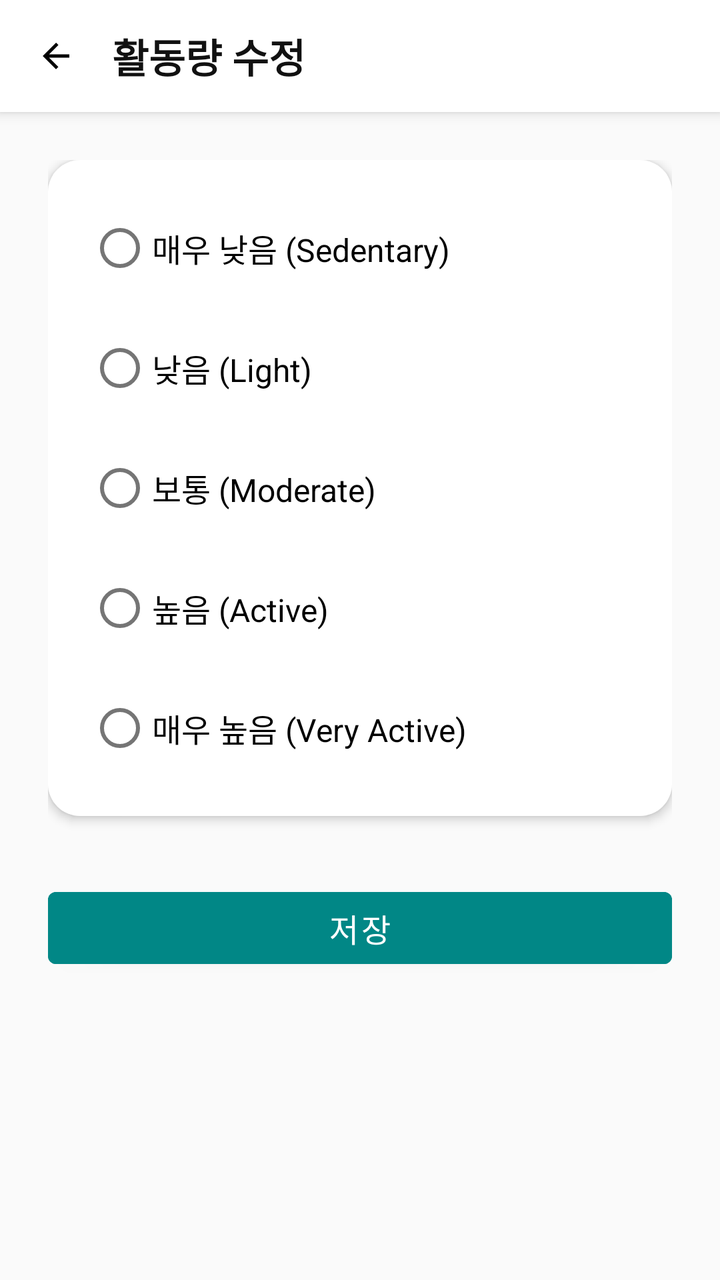
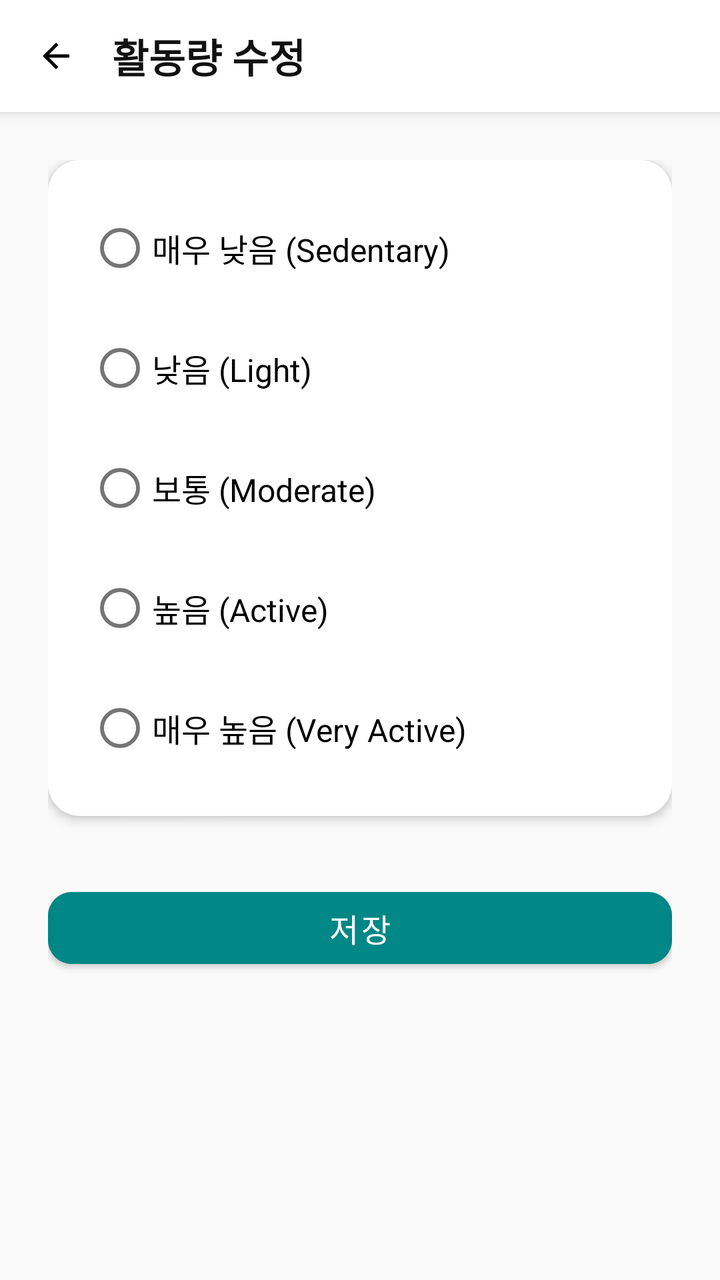

Two renders of the same Android screen: before a commit and after it. Below are the layout's source before the change and the commit's diff.
<!-- AndroidManifest.xml: application theme Theme.GJGN -->
<!-- res/layout/activity_edit_activity_level.xml -->
<?xml version="1.0" encoding="utf-8"?>
<LinearLayout xmlns:android="http://schemas.android.com/apk/res/android"
    android:layout_width="match_parent"
    android:layout_height="match_parent"
    android:orientation="vertical"
    android:background="#FAFAFA">

    
    <LinearLayout
        android:layout_width="match_parent"
        android:layout_height="56dp"
        android:orientation="horizontal"
        android:gravity="center_vertical"
        android:paddingStart="12dp"
        android:paddingEnd="12dp"
        android:background="@android:color/white"
        android:elevation="4dp">

        
        <ImageView
            android:id="@+id/btnBack"
            android:layout_width="32dp"
            android:layout_height="32dp"
            android:padding="6dp"
            android:src="@drawable/ic_arrow_back"
            android:background="?attr/selectableItemBackgroundBorderless" />

        
        <TextView
            android:id="@+id/tvTitle"
            android:layout_width="wrap_content"
            android:layout_height="wrap_content"
            android:text="활동량 수정"
            android:textSize="20sp"
            android:textColor="#111111"
            android:textStyle="bold"
            android:layout_marginStart="12dp" />

    </LinearLayout>


    
    <ScrollView
        android:layout_width="match_parent"
        android:layout_height="match_parent">

        <LinearLayout
            android:orientation="vertical"
            android:padding="24dp"
            android:layout_width="match_parent"
            android:layout_height="wrap_content">

            
            <LinearLayout
                android:layout_width="match_parent"
                android:layout_height="wrap_content"
                android:padding="20dp"
                android:background="@drawable/bg_card"
                android:elevation="3dp"
                android:orientation="vertical">

                <RadioGroup
                    android:id="@+id/radioGroupActivity"
                    android:layout_width="match_parent"
                    android:layout_height="wrap_content">

                    <RadioButton
                        android:id="@+id/rbVeryLow"
                        android:text="매우 낮음 (Sedentary)"
                        android:textSize="16sp"
                        android:layout_marginBottom="12dp"
                        android:layout_width="match_parent"
                        android:layout_height="wrap_content" />

                    <RadioButton
                        android:id="@+id/rbLow"
                        android:text="낮음 (Light)"
                        android:textSize="16sp"
                        android:layout_marginBottom="12dp"
                        android:layout_width="match_parent"
                        android:layout_height="wrap_content" />

                    <RadioButton
                        android:id="@+id/rbMedium"
                        android:text="보통 (Moderate)"
                        android:textSize="16sp"
                        android:layout_marginBottom="12dp"
                        android:layout_width="match_parent"
                        android:layout_height="wrap_content" />

                    <RadioButton
                        android:id="@+id/rbHigh"
                        android:text="높음 (Active)"
                        android:textSize="16sp"
                        android:layout_marginBottom="12dp"
                        android:layout_width="match_parent"
                        android:layout_height="wrap_content" />

                    <RadioButton
                        android:id="@+id/rbVeryHigh"
                        android:text="매우 높음 (Very Active)"
                        android:textSize="16sp"
                        android:layout_width="match_parent"
                        android:layout_height="wrap_content" />
                </RadioGroup>

            </LinearLayout>

            
            <com.google.android.material.button.MaterialButton
                android:id="@+id/btnSave"
                android:text="저장"
                android:backgroundTint="@color/teal_700"
                android:textColor="@android:color/white"
                android:layout_marginTop="32dp"
                android:layout_width="match_parent"
                android:layout_height="48dp"
                android:textSize="16sp"
                android:cornerRadius="12dp" />

        </LinearLayout>
    </ScrollView>

</LinearLayout>
<!-- resources referenced by this layout -->
<resources>
  <color name="teal_700">#FF018786</color>
  <!-- drawable bg_card (drawable) -->
  <shape xmlns:android="http://schemas.android.com/apk/res/android">
      <solid android:color="@android:color/white"/>
      <corners android:radius="16dp"/>
  </shape>
  <!-- drawable ic_arrow_back (drawable) -->
  <vector xmlns:android="http://schemas.android.com/apk/res/android"
      android:width="24dp"
      android:height="24dp"
      android:viewportWidth="24"
      android:viewportHeight="24">
  
      <path
          android:fillColor="#000000"
          android:pathData="M20,11H7.83l5.59,-5.59L12,4l-8,8 8,8 1.41,-1.41L7.83,13H20v-2z"/>
  </vector>
  <style name="Theme.GJGN" parent="Theme.MaterialComponents.DayNight.NoActionBar">
          
          <item name="colorPrimary">@color/purple_700</item>
          <item name="colorPrimaryVariant">@color/purple_700</item>
          <item name="colorOnPrimary">@android:color/white</item>
          <item name="colorSecondary">@color/teal_700</item>
          <item name="android:windowMinWidthMajor">320dp</item>
          <item name="android:windowMinWidthMinor">320dp</item>
      </style>
  <color name="purple_700">#FF3700B3</color>
</resources>

<!-- the commit's change to res/layout/activity_edit_activity_level.xml (unified diff, before → after) -->
@@ -1,5 +1,6 @@
 <?xml version="1.0" encoding="utf-8"?>
 <LinearLayout xmlns:android="http://schemas.android.com/apk/res/android"
+    xmlns:app="http://schemas.android.com/apk/res-auto"
     android:layout_width="match_parent"
     android:layout_height="match_parent"
     android:orientation="vertical"
@@ -116,7 +117,7 @@
                 android:layout_width="match_parent"
                 android:layout_height="48dp"
                 android:textSize="16sp"
-                android:cornerRadius="12dp" />
+                app:cornerRadius="12dp" />
 
         </LinearLayout>
     </ScrollView>
